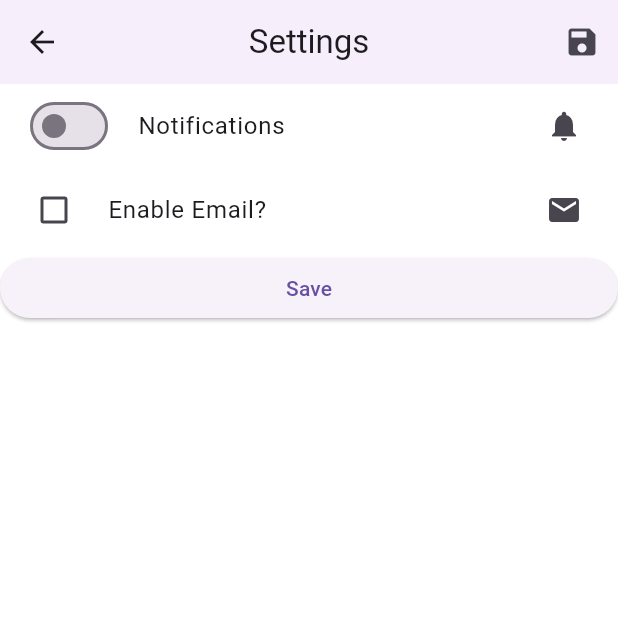
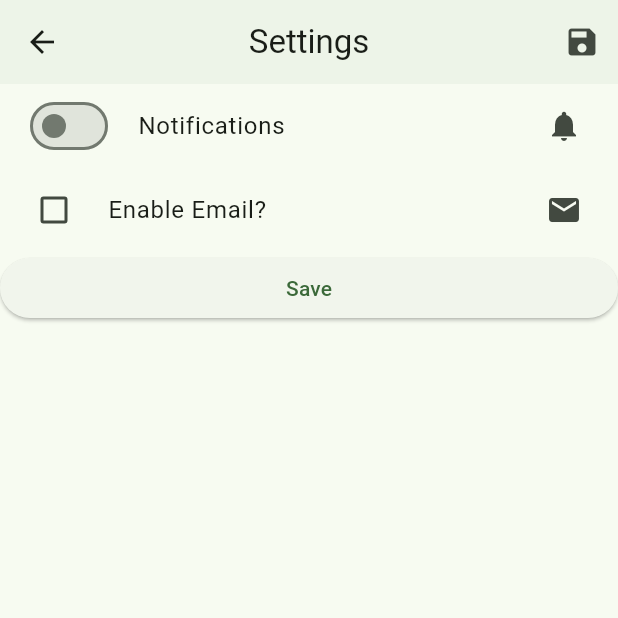
Before and after one commit to binaryfields/flatter, a Flutter app: the SettingsPage screen opened directly, on a phone screen of 412 x 824 dp, the top half of it. Run offline on Flutter 3.47's test engine with Material 3 defaults, Android fonts, the phone set to English and light mode, and no system bars; our stand-ins replace bloc, dio, equatable, flutter_bloc, get_it, logger; generated files the repository leaves out were written again; network calls fail.

Commit message:
flatter: update theme and switch to new color scheme

```diff
--- a/lib/config/theme.dart
+++ b/lib/config/theme.dart
@@ -1,8 +1,9 @@
 import 'package:flutter/material.dart';
 
 final theme = ThemeData(
-  brightness: Brightness.light,
-  primaryColor: Colors.white,
+  useMaterial3: true,
+  colorScheme: ColorScheme.fromSeed(
+    seedColor: Colors.green,
+  ),
   appBarTheme: const AppBarTheme(elevation: 1),
-  scaffoldBackgroundColor: Colors.white,
 );
```
Also changed, not shown: 1 other file.
